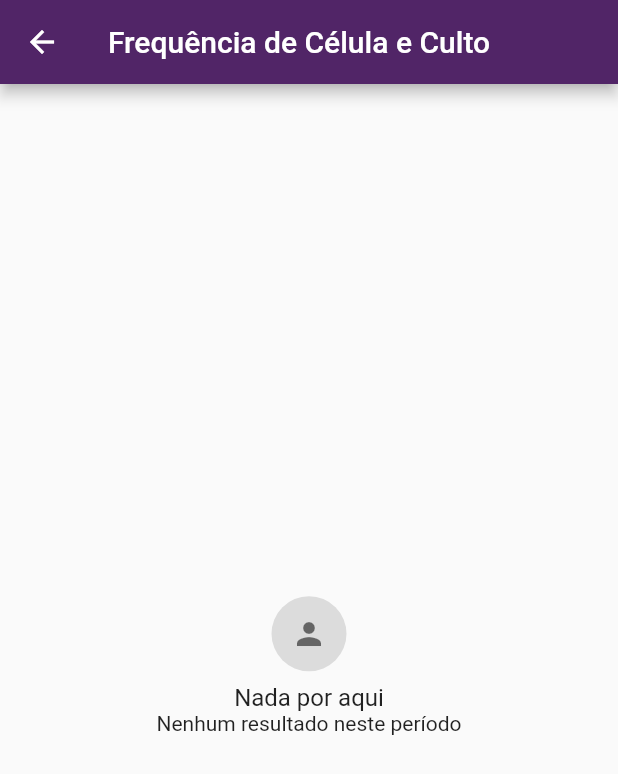
After one commit to neberson/celulas_vide, a Flutter app: the ReportFrequence screen opened directly, on a phone screen of 412 x 824 dp. The commit adds this screen. Shown: the top 774 px of the screen. Run offline on Flutter 3.47's test engine with Material 2 defaults, Android fonts, the phone set to English and light mode, and no system bars; our stand-ins replace cloud_firestore, firebase_auth, firebase_storage, flutter_custom_clippers, flutter_masked_text, flutter_mobx and 7 more; missing offline and left inert: flutter_full_pdf_viewer, via_cep; accounts and stored records are empty; generated files the repository leaves out were written again.

Commit message:
Relatório de frenquencia de celula e culto - em andamento

```diff
--- /dev/null
+++ b/lib/reports/report_frequence.dart
@@ -0,0 +1,249 @@
+import 'package:celulas_vide/Model/Celula.dart';
+import 'package:celulas_vide/Model/FrequenciaCelulaModel.dart';
+import 'package:celulas_vide/reports/report_bloc.dart';
+import 'package:celulas_vide/widgets/empty_state.dart';
+import 'package:celulas_vide/widgets/loading.dart';
+import 'package:celulas_vide/widgets/margin_setup.dart';
+import 'package:celulas_vide/widgets/state_error.dart';
+import 'package:flutter/material.dart';
+import 'package:intl/intl.dart';
+
+class ReportFrequence extends StatefulWidget {
+  DateTime dateStart;
+  DateTime dateEnd;
+  ReportFrequence({this.dateStart, this.dateEnd});
+
+  @override
+  _ReportFrequenceState createState() => _ReportFrequenceState();
+}
+
+class _ReportFrequenceState extends State<ReportFrequence> {
+  final reportBloc = ReportBloc();
+  bool isLoading = true;
+  var error;
+
+  Celula celula;
+  List<FrequenciaCelulaModel> _listAllFrequency = [];
+  List<FrequenciaCelulaModel> _listFrequencyFiltered = [];
+
+  List<int> listBatizados = [];
+  List<int> listFA = [];
+  List<int> listVisitantes = [];
+  List<int> listTotal = [];
+  List<double> listTotalPercent = [];
+  List<double> listMediaPeriodo = [];
+
+  List<DataRow> listDataRow = [];
+
+  int totalFA = 0;
+  int totalMb = 0;
+
+  @override
+  void initState() {
+    reportBloc.getCelula().then((celula) {
+      this.celula = celula;
+
+      reportBloc.getFrequenciaMembros().then((listaMembros) {
+        _listAllFrequency = List.from(listaMembros);
+        _filterDates();
+
+        setState(() => isLoading = false);
+      }).catchError((onError) {
+        print('error getting frequencia membros: ${onError.toString()}');
+        setState(() {
+          error =
+              'Não foi possível obter a frequencia dos membros, tente novamente.';
+          isLoading = false;
+        });
+      });
+    }).catchError((onError) {
+      print('error getting frequencia membros: ${onError.toString()}');
+      setState(() {
+        error =
+            'Não foi possível obter a frequencia dos membros, tente novamente.';
+        isLoading = false;
+      });
+    });
+
+    super.initState();
+  }
+
+  _filterDates() {
+    _listAllFrequency.forEach((element) {
+      if (element.dataCelula.isAfter(widget.dateStart) &&
+          element.dataCelula.isBefore(widget.dateEnd)) {
+        _listFrequencyFiltered.add(element);
+
+        listVisitantes.add(element.quantidadeVisitantes);
+
+        totalFA = 0;
+        totalMb = 0;
+
+        element.membrosCelula.forEach((member) {
+          if (member.condicaoMembro == 'Frenquentador Assiduo')
+            totalFA++;
+          else if (member.condicaoMembro == 'Membro Batizado') totalMb++;
+        });
+
+        listFA.add(totalFA);
+        listBatizados.add(totalMb);
+        listTotal.add(totalFA + totalMb + element.quantidadeVisitantes);
+        listTotalPercent
+            .add((100 / element.membrosCelula.length) * (totalMb + totalFA));
+      }
+    });
+
+    for (int i = 0; i < _listFrequencyFiltered.length; i++) {
+      listDataRow.add(DataRow(
+        cells: [
+          DataCell(
+            Center(
+                child: Text(DateFormat('dd/MM/yyyy')
+                    .format(_listFrequencyFiltered[i].dataCelula))),
+          ),
+          DataCell(Center(child: Text(listBatizados[i].toString()))),
+          DataCell(Center(child: Text(listFA[i].toString()))),
+          DataCell(Center(child: Text(listVisitantes[i].toString()))),
+          DataCell(Center(child: Text(listTotal[i].toString()))),
+          DataCell(Center(
+              child: Text(
+                  '${listTotalPercent[i].toStringAsFixed(2).replaceAll('.', ',')}%'))),
+        ],
+      ));
+    }
+
+    int somaBatizados = listBatizados.fold(
+        0, (previousValue, element) => previousValue + element);
+    double somaFA = listFA.fold(
+        0, (previousValue, element) => previousValue + element);
+    double somaVisitantes = listVisitantes.fold(
+        0, (previousValue, element) => previousValue + element);
+    double somaTotal = listTotal.fold(
+        0, (previousValue, element) => previousValue + element);
+
+    listDataRow.add(DataRow(
+      cells: [
+        DataCell(Center(child: Text('Frequência\nMédia Mensal', style: TextStyle(fontWeight: FontWeight.bold),))),
+        DataCell(Center(
+            child: Text((somaBatizados / listBatizados.length)
+                .toStringAsFixed(2)
+                .replaceAll('.', ',')))),
+        DataCell(Center(
+            child: Text((somaFA / listFA.length)
+                .toStringAsFixed(2)
+                .replaceAll('.', ',')))),
+        DataCell(Center(
+            child: Text((somaVisitantes / listVisitantes.length)
+                .toStringAsFixed(2)
+                .replaceAll('.', ',')))),
+        DataCell(Center(
+            child: Text((somaTotal / listTotal.length)
+                .toStringAsFixed(2)
+                .replaceAll('.', ',')))),
+        DataCell(Center(
+            child: Text('-'))),
+      ],
+    ));
+  }
+
+  @override
+  Widget build(BuildContext context) {
+    return Scaffold(
+      appBar: AppBar(
+        backgroundColor: Theme.of(context).backgroundColor,
+        title: Text('Frequência de Célula e Culto'),
+      ),
+      body: isLoading
+          ? loading()
+          : error != null
+              ? stateError(context, error)
+              : _table(),
+    );
+  }
+
+  _table() {
+    if (_listFrequencyFiltered.isEmpty)
+      return emptyState(
+          context, 'Nenhum resultado neste período', Icons.person);
+
+    var styleTitle =
+        TextStyle(fontWeight: FontWeight.bold, color: Colors.black);
+
+    int count = -1;
+
+    return SingleChildScrollView(
+      child: Column(
+        children: [
+          Container(
+            margin: marginFieldStart,
+            child: Text(
+              'Resultados de ${DateFormat('dd/MM/yyyy').format(widget.dateStart)} a ${DateFormat('dd/MM/yyyy').format(widget.dateEnd)}',
+              textAlign: TextAlign.center,
+              style: TextStyle(fontSize: 17),
+            ),
+          ),
+          Container(
+            color: Theme.of(context).accentColor.withAlpha(80),
+            margin: EdgeInsets.only(left: 8, right: 8, top: 16),
+            child: SingleChildScrollView(
+              scrollDirection: Axis.horizontal,
+              child: DataTable(columns: [
+                DataColumn(
+                  label: Text(
+                    'Data',
+                    style: styleTitle,
+                  ),
+                ),
+                DataColumn(
+                  label: Text(
+                    'Batizados',
+                    style: styleTitle,
+                  ),
+                ),
+                DataColumn(
+                    label: Text(
+                  'Frequentadores\nAssíduos',
+                  style: styleTitle,
+                )),
+                DataColumn(
+                  label: Text(
+                    'Visitantes',
+                    style: styleTitle,
+                  ),
+                ),
+                DataColumn(
+                  label: Text(
+                    'Total Geral\n(MB+FA+V)',
+                    style: styleTitle,
+                  ),
+                ),
+                DataColumn(
+                  label: Text(
+                    'Percentual de\nPresença(MB+FA)',
+                    style: styleTitle,
+                  ),
+                ),
+              ], rows: listDataRow),
+            ),
+          ),
+          Padding(
+              padding:
+                  EdgeInsets.only(top: 25, left: 20, right: 20, bottom: 20),
+              child: SizedBox(
+                height: 50,
+                width: MediaQuery.of(context).size.width,
+                child: RaisedButton(
+                    shape: RoundedRectangleBorder(
+                        borderRadius: BorderRadius.all(Radius.circular(40))),
+                    color: Colors.pink,
+                    child: Text(
+                      "Gerar PDF",
+                      style: TextStyle(color: Colors.white70, fontSize: 20),
+                    ),
+                    onPressed: () {}),
+              )),
+        ],
+      ),
+    );
+  }
+}
--- a/lib/reports/report_home.dart
+++ b/lib/reports/report_home.dart
@@ -1,3 +1,4 @@
+import 'package:celulas_vide/reports/report_frequence.dart';
 import 'package:celulas_vide/reports/report_nominal.dart';
 import 'package:celulas_vide/reports/report_offers.dart';
 import 'package:celulas_vide/reports/report_registration_cell.dart';
@@ -70,7 +71,7 @@ class _ReportHomeState extends State<ReportHome> {
                                         color: Theme.of(context).accentColor,
                                         size: 26,
                                       ),
-                                        onPressed: () => _onClickReportCellRegistration('Cadastro de Célula')
+                                      onPressed: _onClickReportCellRegistration,
                                     ),
                                   ),
                                 ),
@@ -80,7 +81,8 @@ class _ReportHomeState extends State<ReportHome> {
                                 Text(
                                   'Cadastro\nde Célula',
                                   textAlign: TextAlign.center,
-                                  style: TextStyle(color: Colors.black, fontSize: 15),
+                                  style: TextStyle(
+                                      color: Colors.black, fontSize: 15),
                                 )
                               ],
                             ),
@@ -100,8 +102,7 @@ class _ReportHomeState extends State<ReportHome> {
                                           color: Theme.of(context).accentColor,
                                           size: 26,
                                         ),
-                                        onPressed: _onClickReportNominal
-                                    ),
+                                        onPressed: _onClickReportNominal),
                                   ),
                                 ),
                                 SizedBox(
@@ -110,7 +111,8 @@ class _ReportHomeState extends State<ReportHome> {
                                 Text(
                                   'Nominal membros\nda Célula',
                                   textAlign: TextAlign.center,
-                                  style: TextStyle(color: Colors.black, fontSize: 15),
+                                  style: TextStyle(
+                                      color: Colors.black, fontSize: 15),
                                 )
                               ],
                             ),
@@ -134,10 +136,7 @@ class _ReportHomeState extends State<ReportHome> {
                                           color: Theme.of(context).accentColor,
                                           size: 26,
                                         ),
-                                        onPressed: () {
-
-                                        }
-                                    ),
+                                        onPressed: _onClickReportFrequence),
                                   ),
                                 ),
                                 SizedBox(
@@ -146,7 +145,8 @@ class _ReportHomeState extends State<ReportHome> {
                                 Text(
                                   'Frequencia de\nCélula e Culto',
                                   textAlign: TextAlign.center,
-                                  style: TextStyle(color: Colors.black, fontSize: 15),
+                                  style: TextStyle(
+                                      color: Colors.black, fontSize: 15),
                                 )
                               ],
                             ),
@@ -154,8 +154,8 @@ class _ReportHomeState extends State<ReportHome> {
                           SizedBox(
                             height: 15,
                           ),
-                          _itemTypeReport(
-                              'Ofertas\nda Célula', Icons.monetization_on, 'Ofertas da Célula')
+                          _itemTypeReport('Ofertas\nda Célula',
+                              Icons.monetization_on, 'Ofertas da Célula')
                         ],
                       ),
                     )
@@ -169,38 +169,56 @@ class _ReportHomeState extends State<ReportHome> {
     );
   }
 
-  _onClickReportCellRegistration(String title) async {
-
-    var result =  await _showDialogDate();
+  _onClickReportFrequence() async {
+    var result = await _showDialogDate();
 
     _cDateStart.clear();
     _cDateEnd.clear();
 
-    if(result != null){
+    if (result != null) {
       Navigator.push(
           context,
           MaterialPageRoute(
-              builder: (context) => ReportRegistrationCell(
-                title: title,
+              builder: (context) => ReportFrequence(
                 dateStart: _dateStart,
                 dateEnd: _dateEnd,
               )));
       _cDateStart.clear();
       _cDateEnd.clear();
     }
-
   }
 
-  _onClickReportNominal() => Navigator.push(context, MaterialPageRoute(builder: (context) => ReportNominal('Relatório membros da Célula')));
-
-  _onClickReportOffers(String title) async {
-
-   var result =  await _showDialogDate();
+  _onClickReportCellRegistration() async {
+    var result = await _showDialogDate();
 
     _cDateStart.clear();
     _cDateEnd.clear();
 
-    if(result != null){
+    if (result != null) {
+      Navigator.push(
+          context,
+          MaterialPageRoute(
+              builder: (context) => ReportRegistrationCell(
+                    dateStart: _dateStart,
+                    dateEnd: _dateEnd,
+                  )));
+      _cDateStart.clear();
+      _cDateEnd.clear();
+    }
+  }
+
+  _onClickReportNominal() => Navigator.push(
+      context,
+      MaterialPageRoute(
+          builder: (context) => ReportNominal('Relatório membros da Célula')));
+
+  _onClickReportOffers(String title) async {
+    var result = await _showDialogDate();
+
+    _cDateStart.clear();
+    _cDateEnd.clear();
+
+    if (result != null) {
       Navigator.push(
           context,
           MaterialPageRoute(
@@ -212,7 +230,6 @@ class _ReportHomeState extends State<ReportHome> {
       _cDateStart.clear();
       _cDateEnd.clear();
     }
-
   }
 
   _itemTypeReport(String title, icon, titleAppBar) {
@@ -228,8 +245,7 @@ class _ReportHomeState extends State<ReportHome> {
                     color: Theme.of(context).accentColor,
                     size: 26,
                   ),
-                onPressed: () => _onClickReportOffers(titleAppBar)
-              ),
+                  onPressed: () => _onClickReportOffers(titleAppBar)),
             ),
           ),
           SizedBox(
--- a/lib/reports/report_registration_cell.dart
+++ b/lib/reports/report_registration_cell.dart
@@ -14,10 +14,10 @@ import 'package:pdf/pdf.dart';
 import 'package:pdf/widgets.dart' as pw;
 
 class ReportRegistrationCell extends StatefulWidget {
-  final title;
+
   DateTime dateStart;
   DateTime dateEnd;
-  ReportRegistrationCell({this.title, this.dateStart, this.dateEnd});
+  ReportRegistrationCell({this.dateStart, this.dateEnd});
 
   @override
   _ReportRegistrationCellState createState() => _ReportRegistrationCellState();
@@ -105,7 +105,7 @@ class _ReportRegistrationCellState extends State<ReportRegistrationCell> {
     return Scaffold(
       appBar: AppBar(
         backgroundColor: Theme.of(context).backgroundColor,
-        title: Text(widget.title),
+        title: Text('Cadastro de Célula'),
       ),
       body: isLoading
           ? loading()
```
Lines whose indentation alone changed are shown as unchanged.
